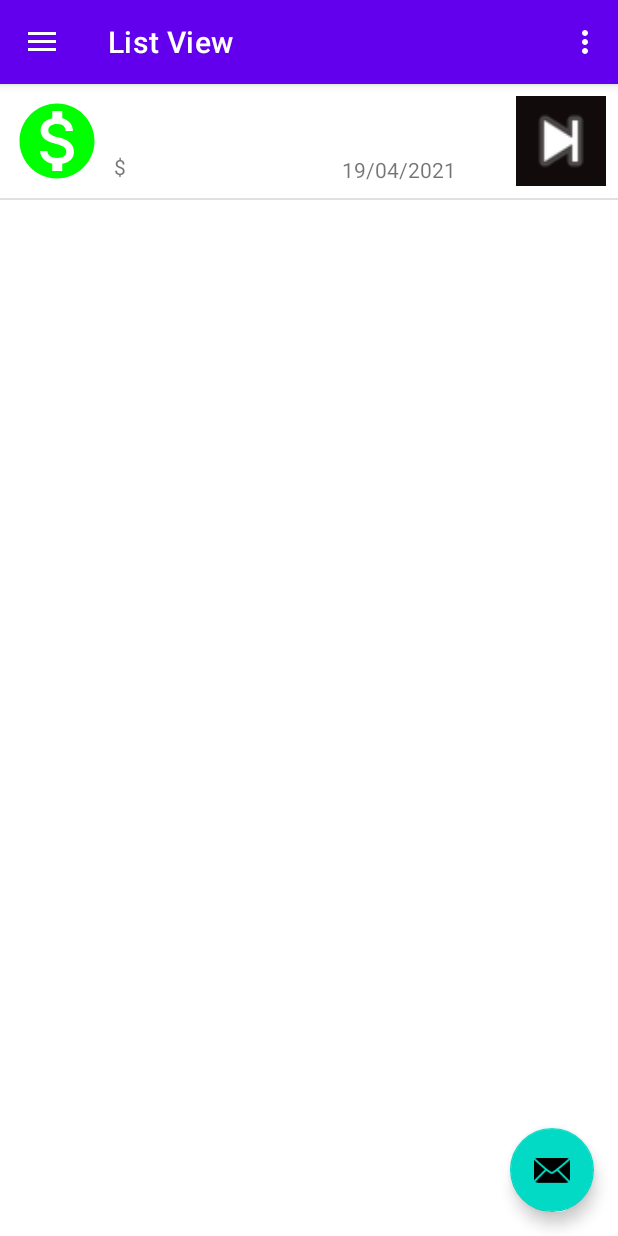
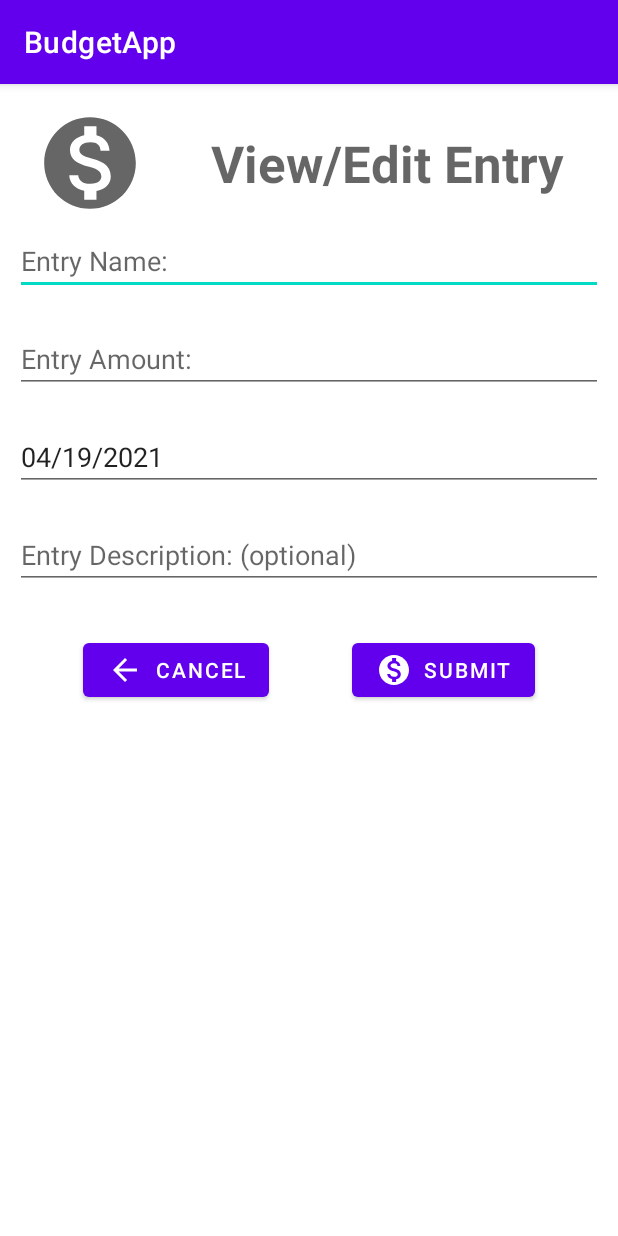
Before and after one commit to Bluestopsign98/MobileAppDev, an Android app: the ListFragment screen opened through its navigation route, after a tap on an icon or button, on a phone screen of 412 x 824 dp. Run offline under Robolectric (Android 15) with nearby library versions, the phone set to English and light mode, and no system bars; our stand-ins replace navigation-ui; 1 statement that could not run was skipped.

Commit message:
edit activity added, still needs work

```diff
--- a/app/src/main/java/com/example/budgetapp/DatabaseHelper.kt
+++ b/app/src/main/java/com/example/budgetapp/DatabaseHelper.kt
@@ -127,4 +127,14 @@ class DatabaseHelper(context: Context) : SQLiteOpenHelper(context, DATABASE_NAME
             val cursor = db.rawQuery("SELECT * FROM " + TABLE_NAME, null)
             return cursor
         }
+
+
+    fun getDataByID(id : Int) : Cursor {
+
+        // Gets the data repository in write mode
+        val db = this.writableDatabase
+
+        val cursor = db.rawQuery("SELECT * FROM " + TABLE_NAME + " WHERE `ID` = " + id, null)
+        return cursor
+    }
 }
--- a/app/src/main/java/com/example/budgetapp/MyRecyclerAdapter.kt
+++ b/app/src/main/java/com/example/budgetapp/MyRecyclerAdapter.kt
@@ -40,7 +40,6 @@ class MyRecyclerAdapter(private val transactionList: ArrayList<Transaction>): Re
         val transactionImage = itemView.findViewById<ImageView>(R.id.dollar_image)
         val transactionDate = itemView.findViewById<TextView>(R.id.transaction_date)
 
-
         init {
             itemView.setOnClickListener {
                 //val selectedItem = adapterPosition
@@ -49,6 +48,13 @@ class MyRecyclerAdapter(private val transactionList: ArrayList<Transaction>): Re
 
                 //val nav = ListFragment()
                 //nav.Nav(this)
+
+                val context = itemView.context
+
+                val myIntent = Intent(context, EntryDetailsActivity::class.java)
+                myIntent.putExtra("TransactionID", transactionList[adapterPosition].id)
+                context.startActivity(myIntent)
+
             }
 
 
--- a/app/src/main/java/com/example/budgetapp/ui/AddEntryActivity.kt
+++ b/app/src/main/java/com/example/budgetapp/ui/AddEntryActivity.kt
@@ -26,9 +26,9 @@ class AddEntryActivity : AppCompatActivity() {
 
         // --- Get current date and initialize date input with it
         //Source = https://www.tutorialspoint.com/get-current-time-and-date-on-android#:~:text=Get%20current%20time%20and%20date%20on%20Android%201,code%20to%20src%2FMainActivity.java%20...%20...%20More%20items...%20
-        val sdf = SimpleDateFormat("dd/MM/yyyy")
+        val sdf = SimpleDateFormat("MM/dd/yyyy")
         val currentDateandTime = sdf.format(Date())
-        date_input_id.setText(currentDateandTime)
+        date_details_id.setText(currentDateandTime)
 
 
     }
@@ -37,7 +37,7 @@ class AddEntryActivity : AppCompatActivity() {
 
         // --- Add new entry to database ---
         try {
-            dbHelper.insertData(name_input_id.text.toString(), amount_input_id.text.toString(), date_input_id.text.toString(), desc_input_id.text.toString())
+            dbHelper.insertData(name_details_id.text.toString(), amount_details_id.text.toString(), date_details_id.text.toString(), desc_details_id.text.toString())
             Log.d(TAG, "submitEntry: success?")
         } catch (e: Exception) {
             Log.e(TAG, "error: $e")
--- a/app/src/main/java/com/example/budgetapp/ui/EntryDetailsActivity.kt
+++ b/app/src/main/java/com/example/budgetapp/ui/EntryDetailsActivity.kt
@@ -3,13 +3,35 @@ package com.example.budgetapp.ui
 import android.content.Intent
 import androidx.appcompat.app.AppCompatActivity
 import android.os.Bundle
+import android.util.Log
+import com.example.budgetapp.DatabaseHelper
 import com.example.budgetapp.MainActivity
 import com.example.budgetapp.R
+import kotlinx.android.synthetic.main.activity_add_entry.*
 
 class EntryDetailsActivity : AppCompatActivity() {
     override fun onCreate(savedInstanceState: Bundle?) {
         super.onCreate(savedInstanceState)
         setContentView(R.layout.activity_entry_details)
+
+        val transactionID = intent.getIntExtra("TransactionID", 0)
+        Log.d(TAG, "onCreate: $transactionID")
+
+        val dbHelper = DatabaseHelper(this)
+        // --- Cursor is used to iterate though the result of the database get call
+        val cursor = dbHelper.getDataByID(transactionID)
+
+        cursor.moveToNext()
+        var currentTransaction = Transaction(cursor.getInt(0),cursor.getString(1),cursor.getString(2),cursor.getString(4), cursor.getString(3),R.drawable.dollar_sign_symbol)
+        Log.d(TAG, "onCreate: $currentTransaction")
+
+        name_details_id.setText(currentTransaction.name)
+        amount_details_id.setText(currentTransaction.amount)
+        desc_details_id.setText(currentTransaction.description)
+        date_details_id.setText(currentTransaction.date)
+
+
+
     }
 
 
--- a/app/src/main/res/layout/activity_entry_details.xml
+++ b/app/src/main/res/layout/activity_entry_details.xml
@@ -20,7 +20,7 @@
         app:layout_constraintTop_toTopOf="parent" />
 
     <EditText
-        android:id="@+id/name_input_id"
+        android:id="@+id/name_details_id"
         android:layout_width="0dp"
         android:layout_height="wrap_content"
         android:layout_marginStart="10dp"
@@ -34,7 +34,7 @@
         app:layout_constraintTop_toBottomOf="@+id/textView2" />
 
     <EditText
-        android:id="@+id/desc_input_id"
+        android:id="@+id/desc_details_id"
         android:layout_width="0dp"
         android:layout_height="wrap_content"
         android:layout_marginStart="10dp"
@@ -46,10 +46,10 @@
         app:layout_constraintEnd_toEndOf="parent"
         app:layout_constraintHorizontal_bias="0.0"
         app:layout_constraintStart_toStartOf="parent"
-        app:layout_constraintTop_toBottomOf="@+id/date_input_id" />
+        app:layout_constraintTop_toBottomOf="@+id/date_details_id" />
 
     <EditText
-        android:id="@+id/amount_input_id"
+        android:id="@+id/amount_details_id"
         android:layout_width="0dp"
         android:layout_height="wrap_content"
         android:layout_marginStart="10dp"
@@ -60,10 +60,10 @@
         android:inputType="numberSigned|textPersonName"
         app:layout_constraintEnd_toEndOf="parent"
         app:layout_constraintStart_toStartOf="parent"
-        app:layout_constraintTop_toBottomOf="@+id/name_input_id" />
+        app:layout_constraintTop_toBottomOf="@+id/name_details_id" />
 
     <EditText
-        android:id="@+id/date_input_id"
+        android:id="@+id/date_details_id"
         android:layout_width="0dp"
         android:layout_height="wrap_content"
         android:layout_marginStart="10dp"
@@ -74,7 +74,7 @@
         android:inputType="date"
         app:layout_constraintEnd_toEndOf="parent"
         app:layout_constraintStart_toStartOf="parent"
-        app:layout_constraintTop_toBottomOf="@+id/amount_input_id" />
+        app:layout_constraintTop_toBottomOf="@+id/amount_details_id" />
 
     <ImageView
         android:id="@+id/imageView2"
@@ -87,26 +87,26 @@
         app:srcCompat="@drawable/dollar_sign_symbol" />
 
     <Button
-        android:id="@+id/submit_entry_button_id"
+        android:id="@+id/submit_details_button_id"
         android:layout_width="wrap_content"
         android:layout_height="wrap_content"
         android:text="Submit"
         app:icon="@drawable/dollar_sign_symbol"
         app:layout_constraintEnd_toEndOf="parent"
         app:layout_constraintHorizontal_bias="0.5"
-        app:layout_constraintStart_toEndOf="@+id/cancel_entry_button_id"
-        app:layout_constraintTop_toTopOf="@+id/cancel_entry_button_id" />
+        app:layout_constraintStart_toEndOf="@+id/cancel_details_button_id"
+        app:layout_constraintTop_toTopOf="@+id/cancel_details_button_id" />
 
     <Button
-        android:id="@+id/cancel_entry_button_id"
+        android:id="@+id/cancel_details_button_id"
         android:layout_width="wrap_content"
         android:layout_height="wrap_content"
         android:layout_marginTop="30dp"
         android:text="Cancel"
         app:icon="@drawable/abc_vector_test"
-        app:layout_constraintEnd_toStartOf="@+id/submit_entry_button_id"
+        app:layout_constraintEnd_toStartOf="@+id/submit_details_button_id"
         app:layout_constraintHorizontal_bias="0.5"
         app:layout_constraintStart_toStartOf="parent"
-        app:layout_constraintTop_toBottomOf="@+id/desc_input_id" />
+        app:layout_constraintTop_toBottomOf="@+id/desc_details_id" />
 
 </androidx.constraintlayout.widget.ConstraintLayout>
--- a/app/src/main/res/navigation/mobile_navigation.xml
+++ b/app/src/main/res/navigation/mobile_navigation.xml
@@ -19,9 +19,6 @@
         <action
             android:id="@+id/action_nav_gallery_to_entryDetailsActivity"
             app:destination="@id/entryDetailsActivity" />
-        <action
-            android:id="@+id/action_nav_gallery_to_detailsFragment"
-            app:destination="@id/detailsFragment" />
     </fragment>
 
     <fragment
@@ -34,9 +31,4 @@
         android:name="com.example.budgetapp.ui.EntryDetailsActivity"
         android:label="activity_entry_details"
         tools:layout="@layout/activity_entry_details" />
-    <fragment
-        android:id="@+id/detailsFragment"
-        android:name="com.example.budgetapp.ui.DetailsFragment"
-        android:label="fragment_details"
-        tools:layout="@layout/fragment_details" />
 </navigation>
```
Also changed, not shown: app/src/main/java/com/example/budgetapp/ui/DetailsFragment.kt (deleted, +0 -60 lines), app/src/main/java/com/example/budgetapp/ui/list/ListFragment.kt (+5 -5 lines), app/src/main/res/layout/activity_add_entry.xml (+13 -13 lines).
